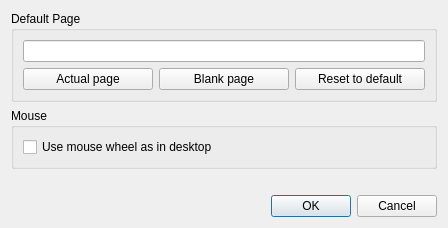
This is ui/preferencesdialog.ui in regisf/mobile-on-desktop as Qt 5 draws it before an edit. The edited form follows.
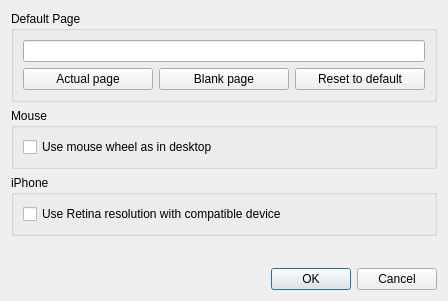
This is the edited form.

Commit message: Add menus, start multiple devices appearance

The edit to the form file:
```diff
--- a/ui/preferencesdialog.ui
+++ b/ui/preferencesdialog.ui
@@ -7,7 +7,7 @@
     <x>0</x>
     <y>0</y>
     <width>448</width>
-    <height>228</height>
+    <height>301</height>
    </rect>
   </property>
   <property name="windowTitle">
@@ -67,6 +67,22 @@
      </layout>
     </widget>
    </item>
+   <item>
+    <widget class="QGroupBox" name="groupBox_3">
+     <property name="title">
+      <string>iPhone</string>
+     </property>
+     <layout class="QVBoxLayout" name="verticalLayout_4">
+      <item>
+       <widget class="QCheckBox" name="checkBox_2">
+        <property name="text">
+         <string>Use Retina resolution with compatible device</string>
+        </property>
+       </widget>
+      </item>
+     </layout>
+    </widget>
+   </item>
    <item>
     <spacer name="verticalSpacer">
      <property name="orientation">
```
The commit also changes 18 other files.
